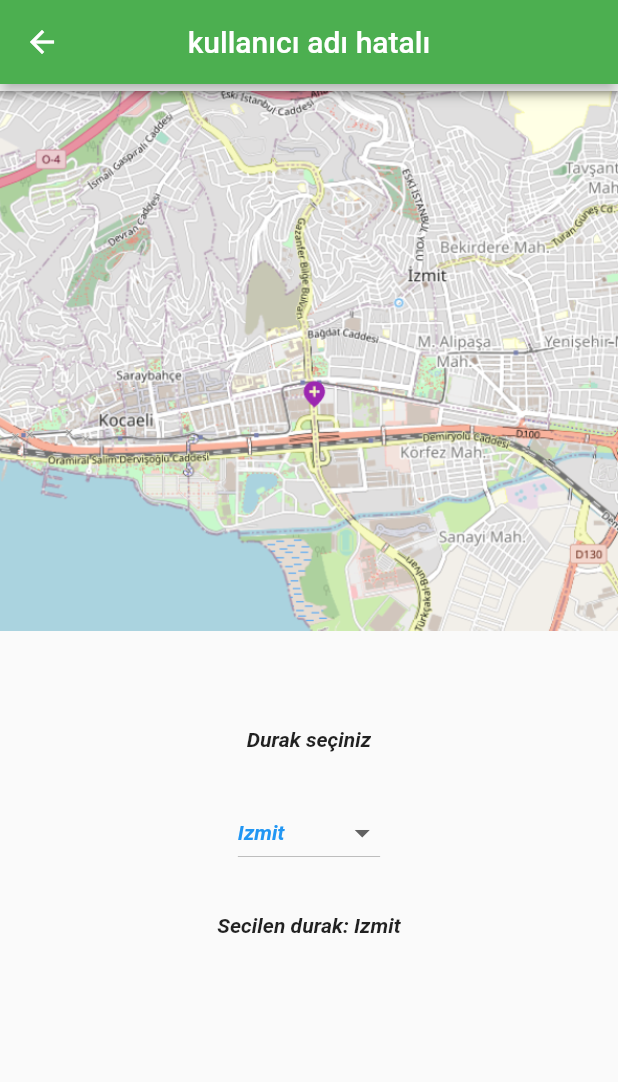
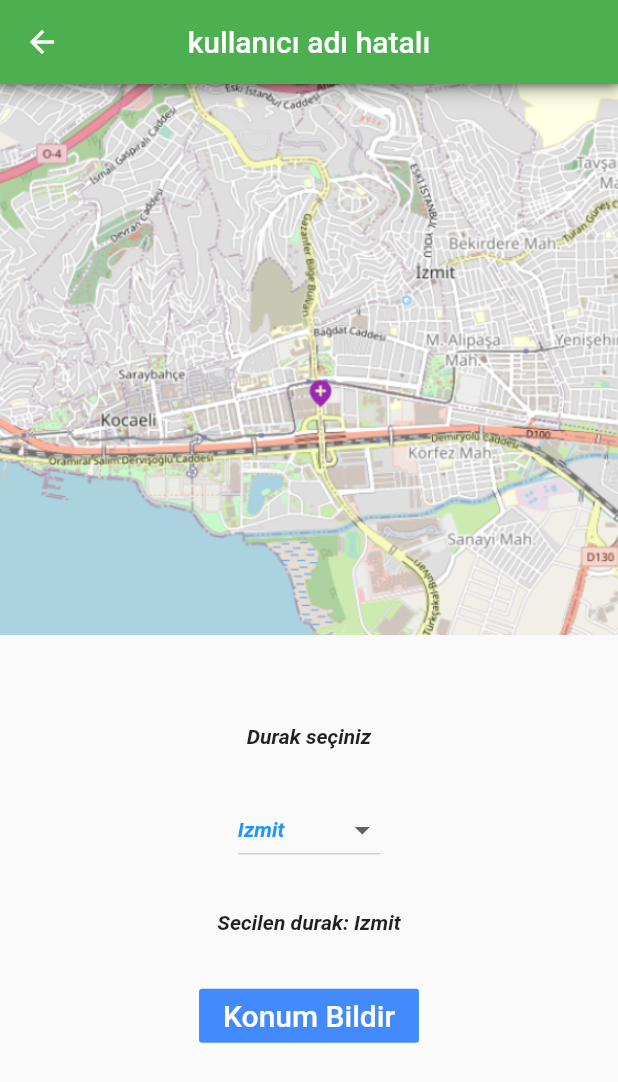
Before and after one commit to AlperenImam0glu/Kocaeli-Universitesi-Ulasim-Uygulamasi, a Flutter app: the UserHomePage screen opened by its route, on a phone screen of 412 x 824 dp. Shown: the top 1082 px of the screen. Run offline on Flutter 3.47's test engine with Material 2 defaults, Android fonts, the phone set to English and light mode, and no system bars; our stand-ins replace flutter_map, latlong2.

Commit message:
kullanici ekranı resimleri duzenlendi

```diff
--- a/lib/user_Home_Page.dart
+++ b/lib/user_Home_Page.dart
@@ -49,10 +49,14 @@ class _UserHomePageState extends State<UserHomePage> {
         child: Column(
           children: [
             Container(
+                alignment: Alignment.topCenter,
                 child: Expanded(
-              flex: 1,
-              child: Image.asset('images/$_dropdownValue.png'),
-            )),
+                  flex: 1,
+                  child: Image.asset(
+                    'images/$_dropdownValue.png',
+                    alignment: Alignment.topCenter,
+                  ),
+                )),
             SizedBox(
               height: 30,
             ),
@@ -94,6 +98,18 @@ class _UserHomePageState extends State<UserHomePage> {
                         fontStyle: FontStyle.italic,
                         fontWeight: FontWeight.bold),
                   ),
+                  SizedBox(
+                    height: 30,
+                  ),
+                  FlatButton(
+                    child: Text(
+                      'Konum Bildir',
+                      style: TextStyle(fontSize: 20.0),
+                    ),
+                    color: Colors.blueAccent,
+                    textColor: Colors.white,
+                    onPressed: () {},
+                  ),
                 ],
               ),
             ),
```
Also changed, not shown: images/Başiskele.png, images/Darıca.png, images/Derince.png, images/Dilovası.png, images/Gebze.png, images/Gölcük.png, images/Izmit.png, images/Kandıra.png, images/Karamürsel.png, images/Kartepe.png, images/Körfez.png, images/Çayırova.png.
